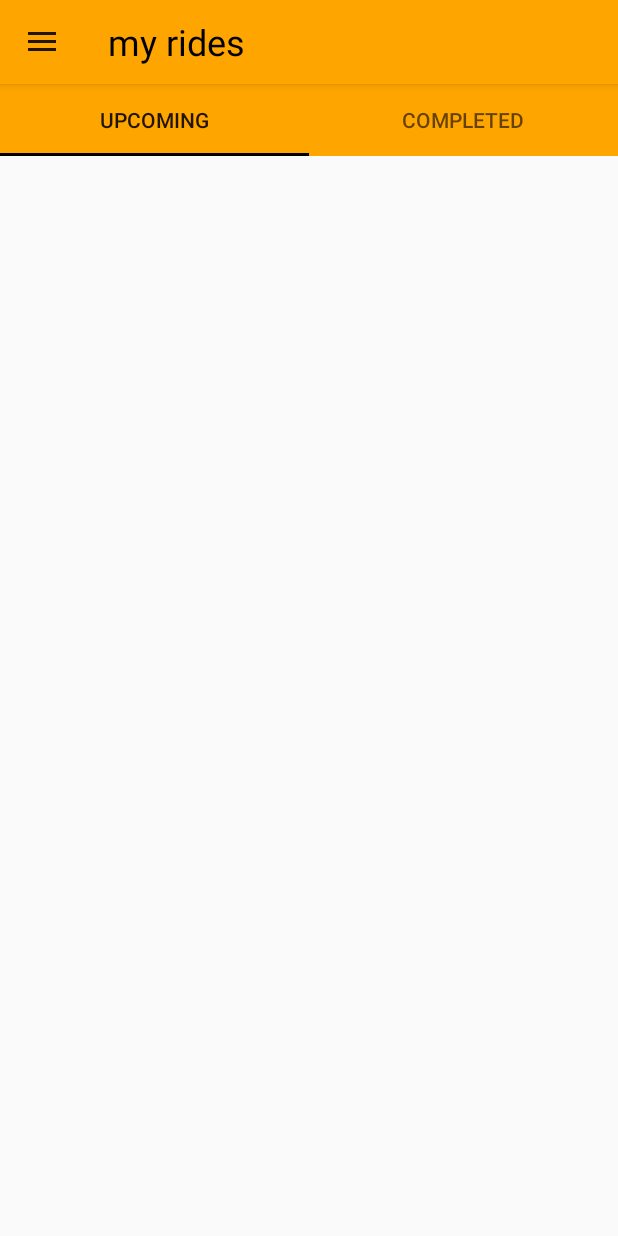
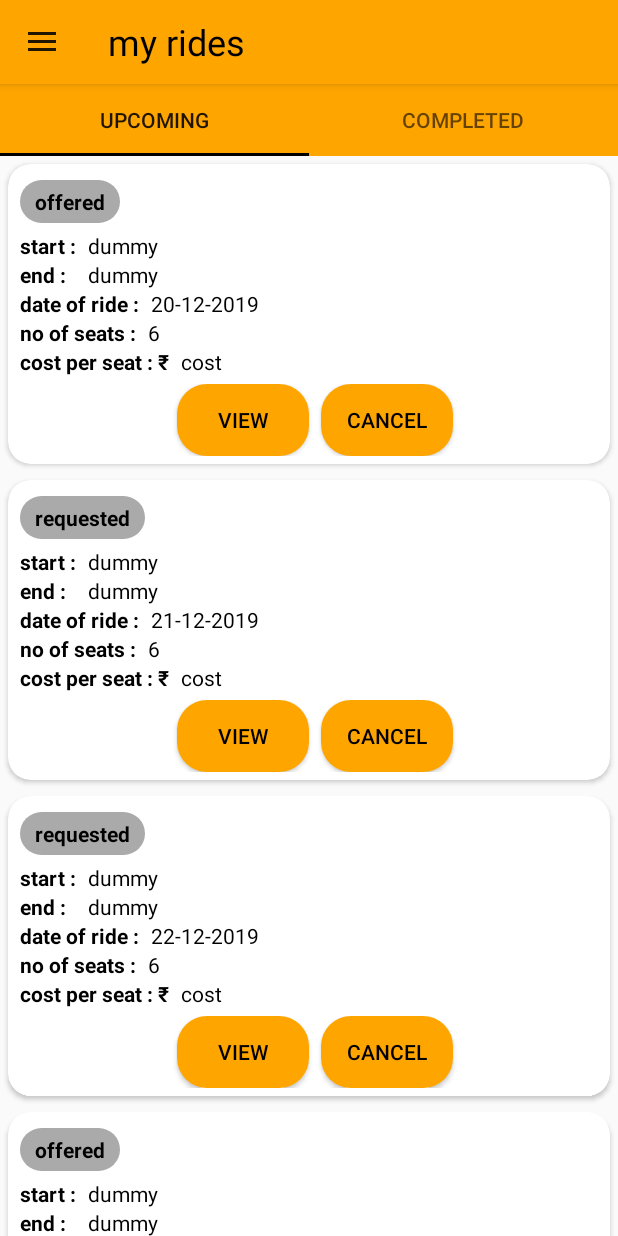
Before and after one commit to magesh1996/rideshare, an Android app: the screen it shows after launch once a user with an empty profile is signed in (UserActivity), in the side drawer, after a tap on "my rides", on a phone screen of 412 x 824 dp. Run offline under Robolectric (Android 15) with nearby library versions, the phone set to English and light mode, and no system bars; our stand-ins replace Firebase (no records; nobody signed in at launch, a user with empty details on screens opened directly).

Commit message:
Ubuntu to Windows commit.

```diff
--- a/app/build.gradle
+++ b/app/build.gradle
@@ -16,6 +16,10 @@ android {
             minifyEnabled false
             proguardFiles getDefaultProguardFile('proguard-android.txt'), 'proguard-rules.pro'
         }
+    }
+    compileOptions {
+        sourceCompatibility = '1.8'
+        targetCompatibility = '1.8'
     }
 }
 
--- a/app/src/main/java/com/magesh/rideshare/Ask.java
+++ b/app/src/main/java/com/magesh/rideshare/Ask.java
@@ -1,14 +1,15 @@
 package com.magesh.rideshare;
 
 public class Ask {
-    public String pic, dro, dor, sr;
+    public String uid, pic, dro, dor, sr;
     public double piclat, piclng, drolat, drolng;
 
     public Ask(){
 
     }
 
-    public Ask(String pic, String dro, String dor, String sr, double piclat, double piclng, double drolat, double drolng){
+    public Ask(String uid, String pic, String dro, String dor, String sr, double piclat, double piclng, double drolat, double drolng){
+        this.uid = uid;
         this.pic = pic;
         this.dro = dro;
         this.dor = dor;
--- a/app/src/main/java/com/magesh/rideshare/AskrideActivity.java
+++ b/app/src/main/java/com/magesh/rideshare/AskrideActivity.java
@@ -170,11 +170,11 @@ public class AskrideActivity extends AppCompatActivity implements View.OnClickLi
         }
 
         else {
+            String uid = FirebaseAuth.getInstance().getCurrentUser().getUid();
             Ask ask = null;
-            ask = new Ask(pic, dro, dor, sr, piclat, piclng, drolat, drolng);
+            ask = new Ask(uid, pic, dro, dor, sr, piclat, piclng, drolat, drolng);
 
             FirebaseDatabase.getInstance().getReference().child("requests").push()
-                    .child(FirebaseAuth.getInstance().getCurrentUser().getUid())
                     .setValue(ask).addOnCompleteListener(new OnCompleteListener<Void>() {
                 @Override
                 public void onComplete(@NonNull Task<Void> task) {
--- a/app/src/main/java/com/magesh/rideshare/Mapforrequestor.java
+++ b/app/src/main/java/com/magesh/rideshare/Mapforrequestor.java
@@ -54,7 +54,6 @@ public class Mapforrequestor extends AppCompatActivity implements OnMapReadyCall
         setContentView(R.layout.activity_mapforrequestor);
 
         getSupportActionBar().setDisplayHomeAsUpEnabled(true);
-
 
 
         if (ActivityCompat.checkSelfPermission(Mapforrequestor.this, android.Manifest.permission.ACCESS_FINE_LOCATION) != PackageManager.PERMISSION_GRANTED &&
--- a/app/src/main/java/com/magesh/rideshare/RecyclerViewAdapter.java
+++ b/app/src/main/java/com/magesh/rideshare/RecyclerViewAdapter.java
@@ -37,7 +37,7 @@ public class RecyclerViewAdapter extends RecyclerView.Adapter<RecyclerViewAdapte
         myViewHolder.tvend.setText(upcomingList.get(i).getDes());
         myViewHolder.tvdor.setText(upcomingList.get(i).getDor());
         myViewHolder.tvnos.setText(upcomingList.get(i).getSa());
-        myViewHolder.tvofforreq.setText("offered");
+        myViewHolder.tvofforreq.setText(upcomingList.get(i).getOfforreq());
 
 
     }
--- a/app/src/main/java/com/magesh/rideshare/UserActivity.java
+++ b/app/src/main/java/com/magesh/rideshare/UserActivity.java
@@ -1,5 +1,6 @@
 package com.magesh.rideshare;
 
+import android.content.Intent;
 import android.support.annotation.NonNull;
 import android.support.design.widget.NavigationView;
 import android.support.v4.app.Fragment;
--- a/app/src/main/java/com/magesh/rideshare/fragmentupcoming.java
+++ b/app/src/main/java/com/magesh/rideshare/fragmentupcoming.java
@@ -11,6 +11,7 @@ import android.view.View;
 import android.view.ViewGroup;
 
 import com.google.firebase.auth.FirebaseAuth;
+import com.google.firebase.auth.FirebaseUser;
 import com.google.firebase.database.DataSnapshot;
 import com.google.firebase.database.DatabaseError;
 import com.google.firebase.database.DatabaseReference;
@@ -18,19 +19,18 @@ import com.google.firebase.database.FirebaseDatabase;
 import com.google.firebase.database.ValueEventListener;
 
 import java.util.ArrayList;
+import java.util.Comparator;
 import java.util.List;
 
 public class fragmentupcoming extends Fragment {
 
     View v;
 
-    final String cu = FirebaseAuth.getInstance().getCurrentUser().getUid();
-
     private RecyclerView recyclerView;
 
-    private List<upcoming> listupcoming;
+    List<upcoming> listupcoming;
 
-    DatabaseReference databaseReference;
+    DatabaseReference databaseReference1, databaseReference2;
 
     public fragmentupcoming(){
 
@@ -53,9 +53,13 @@ public class fragmentupcoming extends Fragment {
     public void onCreate(@Nullable Bundle savedInstanceState) {
         super.onCreate(savedInstanceState);
 
+        FirebaseUser user = FirebaseAuth.getInstance().getCurrentUser();
+
+        final String cu = user.getUid();
+
         listupcoming = new ArrayList<>();
-        databaseReference = FirebaseDatabase.getInstance().getReference().child("offers");
-        databaseReference.orderByChild("uid").equalTo(cu).addValueEventListener(new ValueEventListener() {
+        databaseReference1 = FirebaseDatabase.getInstance().getReference().child("offers");
+        databaseReference1.orderByChild("uid").equalTo(cu).addValueEventListener(new ValueEventListener() {
 
             @Override
             public void onDataChange(@NonNull DataSnapshot dataSnapshot) {
@@ -65,7 +69,31 @@ public class fragmentupcoming extends Fragment {
                     String des = data.child("des").getValue(String.class);
                     String dor = data.child("dor").getValue(String.class);
                     String sa = data.child("sa").getValue(String.class);
-                    listupcoming.add(new upcoming(ori, des, dor, sa));
+                    String offorreq = "offered";
+                    listupcoming.add(new upcoming(ori, des, dor, sa, offorreq));
+                }
+            }
+
+            @Override
+            public void onCancelled(@NonNull DatabaseError databaseError) {
+
+            }
+        });
+        databaseReference2 = FirebaseDatabase.getInstance().getReference().child("requests");
+        databaseReference2.orderByChild("uid").equalTo(cu).addValueEventListener(new ValueEventListener() {
+
+            @Override
+            public void onDataChange(@NonNull DataSnapshot dataSnapshot) {
+
+                for (DataSnapshot data : dataSnapshot.getChildren()) {
+                    /*listupcoming.add(new upcoming(data.child("pic").getValue(String.class),data.child("dro").getValue(String.class),
+                            data.child("dor").getValue(String.class),data.child("sr").getValue(String.class),"requested"));*/
+                    String pic = data.child("pic").getValue(String.class);
+                    String dro = data.child("dro").getValue(String.class);
+                    String dor = data.child("dor").getValue(String.class);
+                    String sr = data.child("sr").getValue(String.class);
+                    String offorreq = "requested";
+                    listupcoming.add(new upcoming(pic, dro, dor, sr, offorreq));
                 }
             }
 
@@ -75,7 +103,12 @@ public class fragmentupcoming extends Fragment {
             }
         });
 
-        //listupcoming.add(new upcoming("dummy","dummy","20-12-2019","6"));
+        listupcoming.add(new upcoming("dummy","dummy","22-12-2019","6","requested"));
+        listupcoming.add(new upcoming("dummy","dummy","20-12-2019","6","offered"));
+        listupcoming.add(new upcoming("dummy","dummy","21-12-2019","6","requested"));
+        listupcoming.add(new upcoming("dummy","dummy","23-12-2019","6","offered"));
+
+        listupcoming.sort(Comparator.comparing(upcoming::getDor));
 
     }
 
--- a/app/src/main/java/com/magesh/rideshare/myrides.java
+++ b/app/src/main/java/com/magesh/rideshare/myrides.java
@@ -35,5 +35,7 @@ public class myrides extends Fragment {
     @Override
     public void onCreate(@Nullable Bundle savedInstanceState) {
         super.onCreate(savedInstanceState);
+
+
     }
 }
--- a/app/src/main/java/com/magesh/rideshare/upcoming.java
+++ b/app/src/main/java/com/magesh/rideshare/upcoming.java
@@ -2,17 +2,18 @@ package com.magesh.rideshare;
 
 public class upcoming {
 
-    String ori, des, dor, sa;
+    String ori, des, dor, sa, offorreq;
 
     public upcoming() {
     }
 
-    public upcoming(String ori, String des, String dor, String sa){
+    public upcoming(String ori, String des, String dor, String sa, String offorreq){
 
         this.ori = ori;
         this.des = des;
         this.dor = dor;
         this.sa = sa;
+        this.offorreq = offorreq;
 
     }
 
@@ -34,8 +35,11 @@ public class upcoming {
         return sa;
     }
 
+    public String getOfforreq() {
+        return offorreq;
+    }
+
     //setter
-
 
     public void setOri(String ori) {
         this.ori = ori;
@@ -52,4 +56,9 @@ public class upcoming {
     public void setSa(String sa) {
         this.sa = sa;
     }
+
+    public void setOfforreq(String offorreq) {
+        this.offorreq = offorreq;
+    }
+
 }
--- /dev/null
+++ b/app/src/main/res/drawable/roundbg.xml
@@ -0,0 +1,13 @@
+<?xml version="1.0" encoding="utf-8"?>
+<shape xmlns:android="http://schemas.android.com/apk/res/android"
+    android:shape="rectangle">
+
+    <corners android:radius="20dp"/>
+    <solid android:color="@color/mediumgrey"/>
+    <padding
+        android:bottom="5dp"
+        android:left="10dp"
+        android:right="10dp"
+        android:top="5dp"/>
+
+</shape>
--- a/app/src/main/res/layout/itemupcoming.xml
+++ b/app/src/main/res/layout/itemupcoming.xml
@@ -28,7 +28,7 @@
                 android:layout_height="wrap_content"
                 android:text="offered or requested"
                 android:textStyle="bold"
-                android:background="@drawable/roundedcornerbutton"
+                android:background="@drawable/roundbg"
                 android:layout_marginLeft="8dp"/>
 
         </LinearLayout>
@@ -36,7 +36,8 @@
         <LinearLayout
             android:layout_width="match_parent"
             android:layout_height="wrap_content"
-            android:orientation="horizontal">
+            android:orientation="horizontal"
+            android:layout_marginTop="5dp">
 
             <LinearLayout
                 android:layout_width="wrap_content"
@@ -122,10 +123,16 @@
                 android:text="seats"
                 android:layout_marginLeft="8dp"/>
 
+        </LinearLayout>
+
+        <LinearLayout
+            android:layout_width="match_parent"
+            android:layout_height="wrap_content">
+
             <TextView
                 android:layout_width="wrap_content"
                 android:layout_height="wrap_content"
-                android:text="cost per seat :"
+                android:text="cost per seat : \u20B9"
                 android:textStyle="bold"
                 android:layout_marginLeft="8dp"/>
 
@@ -138,6 +145,30 @@
 
         </LinearLayout>
 
+        <LinearLayout
+            android:layout_width="match_parent"
+            android:layout_height="wrap_content"
+            android:orientation="horizontal"
+            android:layout_marginTop="5dp"
+            android:gravity="center">
+
+            <Button
+                android:layout_width="wrap_content"
+                android:layout_height="wrap_content"
+                android:layout_marginLeft="8dp"
+                android:background="@drawable/roundedcornerbutton"
+                android:text="VIEW" />
+
+            <Button
+                android:id="@+id/cancel"
+                android:layout_width="wrap_content"
+                android:layout_height="wrap_content"
+                android:layout_marginLeft="8dp"
+                android:background="@drawable/roundedcornerbutton"
+                android:text="CANCEL" />
+
+        </LinearLayout>
+
     </LinearLayout>
 
 </android.support.v7.widget.CardView>
--- a/app/src/main/res/values/colors.xml
+++ b/app/src/main/res/values/colors.xml
@@ -6,6 +6,7 @@
     <color name="black">#000000</color>
     <color name="white">#ffffff</color>
     <color name="darkgrey">#808080</color>
+    <color name="mediumgrey">#aaaaaa</color>
     <color name="grey">#fcfcfc</color>
     <color name="yellow">#fff400</color>
     <color name="skyblue">#87CEEB</color>
```
